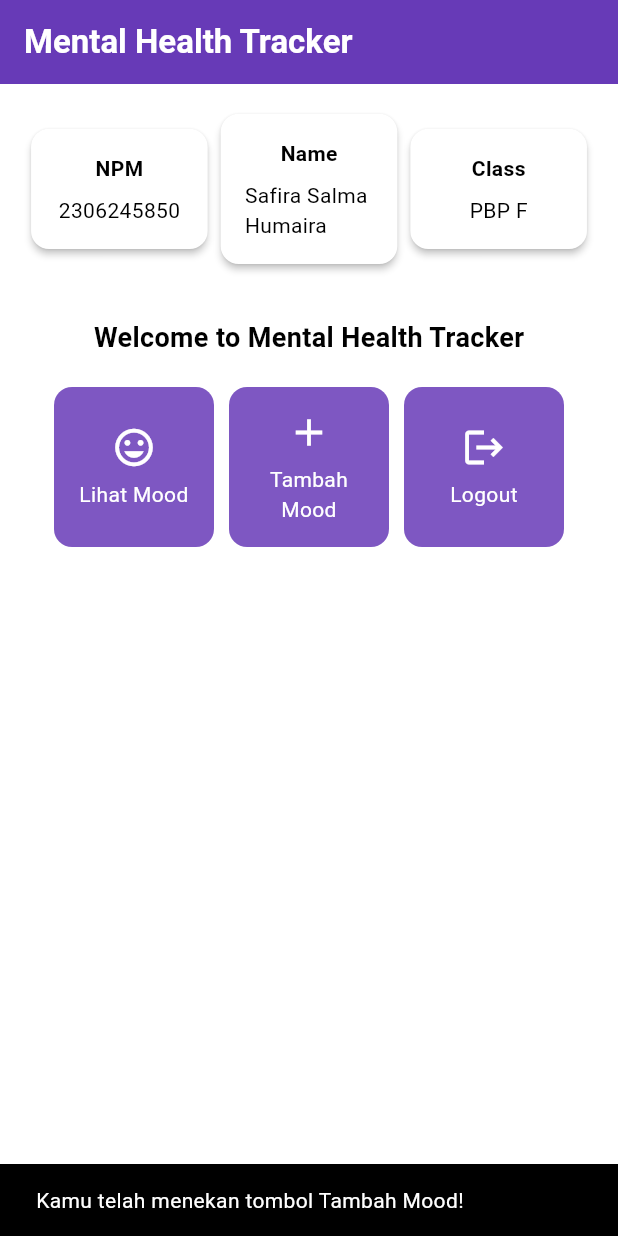
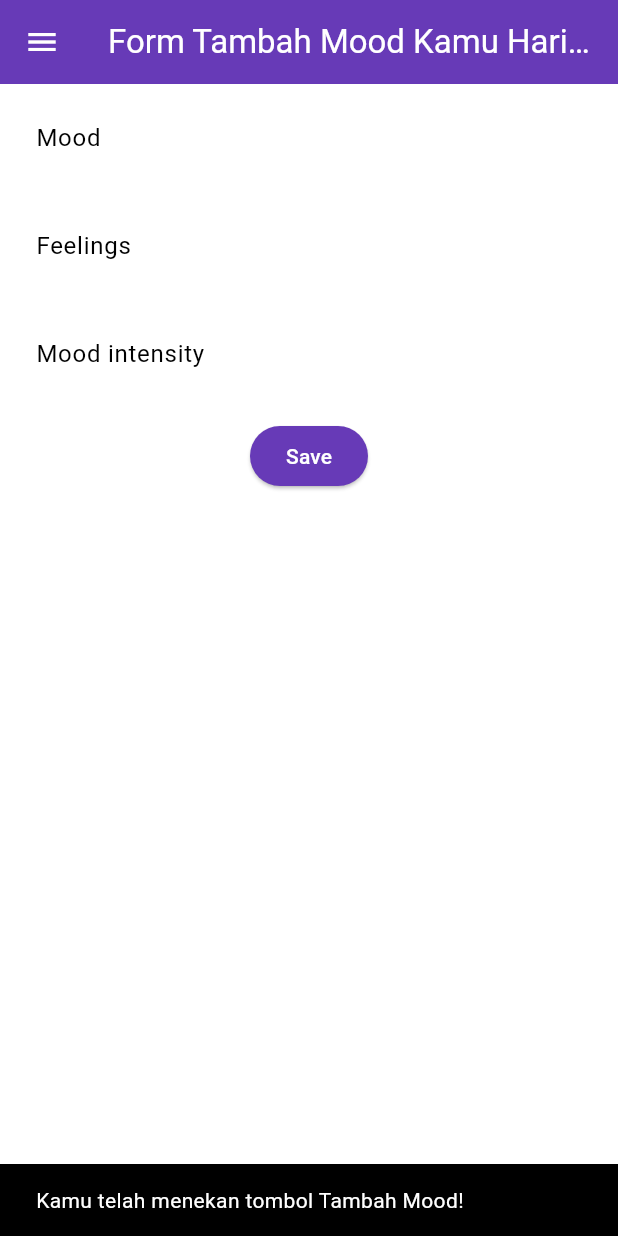
Before and after one commit to safirasalmahumaira/mental_health_tracker_mobile, a Flutter app: the screen it shows after launch, after a tap on "Tambah Mood", on a phone screen of 412 x 824 dp. Run offline on Flutter 3.47's test engine with Material 3 defaults, Android fonts, the phone set to English and light mode, and no system bars.

Commit message:
Tutorial 7

```diff
--- a/lib/main.dart
+++ b/lib/main.dart
@@ -1,5 +1,5 @@
 import 'package:flutter/material.dart';
-import 'package:mental_health_tracker/menu.dart';
+import 'package:mental_health_tracker/screens/menu.dart';
 
 void main() {
   runApp(const MyApp());
--- a/lib/menu.dart
+++ /dev/null
@@ -1,187 +0,0 @@
-import 'package:flutter/material.dart';
-
-class MyHomePage extends StatelessWidget {
-    MyHomePage({super.key});
-    final String npm = '2306245850'; // NPM
-    final String name = 'Safira Salma Humaira'; // Nama
-    final String className = 'PBP F'; // Kelas
-
-    final List<ItemHomepage> items = [
-         ItemHomepage("Lihat Mood", Icons.mood),
-         ItemHomepage("Tambah Mood", Icons.add),
-         ItemHomepage("Logout", Icons.logout),
-     ];
-
-     @override
-  Widget build(BuildContext context) {
-    // Scaffold menyediakan struktur dasar halaman dengan AppBar dan body.
-    return Scaffold(
-      // AppBar adalah bagian atas halaman yang menampilkan judul.
-      appBar: AppBar(
-        // Judul aplikasi "Mental Health Tracker" dengan teks putih dan tebal.
-        title: const Text(
-          'Mental Health Tracker',
-          style: TextStyle(
-            color: Colors.white,
-            fontWeight: FontWeight.bold,
-          ),
-        ),
-        // Warna latar belakang AppBar diambil dari skema warna tema aplikasi.
-        backgroundColor: Theme.of(context).colorScheme.primary,
-      ),
-      // Body halaman dengan padding di sekelilingnya.
-      body: Padding(
-        padding: const EdgeInsets.all(16.0),
-        // Menyusun widget secara vertikal dalam sebuah kolom.
-        child: Column(
-          crossAxisAlignment: CrossAxisAlignment.center,
-          children: [
-            // Row untuk menampilkan 3 InfoCard secara horizontal.
-            Row(
-              mainAxisAlignment: MainAxisAlignment.spaceEvenly,
-              children: [
-                InfoCard(title: 'NPM', content: npm),
-                InfoCard(title: 'Name', content: name),
-                InfoCard(title: 'Class', content: className),
-              ],
-            ),
-
-            // Memberikan jarak vertikal 16 unit.
-            const SizedBox(height: 16.0),
-
-            // Menempatkan widget berikutnya di tengah halaman.
-            Center(
-              child: Column(
-                // Menyusun teks dan grid item secara vertikal.
-
-                children: [
-                  // Menampilkan teks sambutan dengan gaya tebal dan ukuran 18.
-                  const Padding(
-                    padding: EdgeInsets.only(top: 16.0),
-                    child: Text(
-                      'Welcome to Mental Health Tracker',
-                      style: TextStyle(
-                        fontWeight: FontWeight.bold,
-                        fontSize: 18.0,
-                      ),
-                    ),
-                  ),
-
-                  // Grid untuk menampilkan ItemCard dalam bentuk grid 3 kolom.
-                  GridView.count(
-                    primary: true,
-                    padding: const EdgeInsets.all(20),
-                    crossAxisSpacing: 10,
-                    mainAxisSpacing: 10,
-                    crossAxisCount: 3,
-                    // Agar grid menyesuaikan tinggi kontennya.
-                    shrinkWrap: true,
-
-                    // Menampilkan ItemCard untuk setiap item dalam list items.
-                    children: items.map((ItemHomepage item) {
-                      return ItemCard(item);
-                    }).toList(),
-                  ),
-                ],
-              ),
-            ),
-          ],
-        ),
-      ),
-    );
-  }
-}
-
-class ItemCard extends StatelessWidget {
-  // Menampilkan kartu dengan ikon dan nama.
-
-  final ItemHomepage item;
-
-  const ItemCard(this.item, {super.key});
-
-  @override
-  Widget build(BuildContext context) {
-    return Material(
-      // Menentukan warna latar belakang dari tema aplikasi.
-      color: Theme.of(context).colorScheme.secondary,
-      // Membuat sudut kartu melengkung.
-      borderRadius: BorderRadius.circular(12),
-
-      child: InkWell(
-        // Aksi ketika kartu ditekan.
-        onTap: () {
-          // Menampilkan pesan SnackBar saat kartu ditekan.
-          ScaffoldMessenger.of(context)
-            ..hideCurrentSnackBar()
-            ..showSnackBar(
-              SnackBar(content: Text("Kamu telah menekan tombol ${item.name}!"))
-            );
-        },
-        // Container untuk menyimpan Icon dan Text
-        child: Container(
-          padding: const EdgeInsets.all(8),
-          child: Center(
-            child: Column(
-              // Menyusun ikon dan teks di tengah kartu.
-              mainAxisAlignment: MainAxisAlignment.center,
-              children: [
-                Icon(
-                  item.icon,
-                  color: Colors.white,
-                  size: 30.0,
-                ),
-                const Padding(padding: EdgeInsets.all(3)),
-                Text(
-                  item.name,
-                  textAlign: TextAlign.center,
-                  style: const TextStyle(color: Colors.white),
-                ),
-              ],
-            ),
-          ),
-        ),
-      ),
-    );
-  }
-
-}
-
-class InfoCard extends StatelessWidget {
-  // Kartu informasi yang menampilkan title dan content.
-
-  final String title;  // Judul kartu.
-  final String content;  // Isi kartu.
-
-  const InfoCard({super.key, required this.title, required this.content});
-
-  @override
-  Widget build(BuildContext context) {
-    return Card(
-      // Membuat kotak kartu dengan bayangan dibawahnya.
-      elevation: 2.0,
-      child: Container(
-        // Mengatur ukuran dan jarak di dalam kartu.
-        width: MediaQuery.of(context).size.width / 3.5, // menyesuaikan dengan lebar device yang digunakan.
-        padding: const EdgeInsets.all(16.0),
-        // Menyusun title dan content secara vertikal.
-        child: Column(
-          children: [
-            Text(
-              title,
-              style: const TextStyle(fontWeight: FontWeight.bold),
-            ),
-            const SizedBox(height: 8.0),
-            Text(content),
-          ],
-        ),
-      ),
-    );
-  }
-}
-
-class ItemHomepage {
-     final String name;
-     final IconData icon;
-
-     ItemHomepage(this.name, this.icon);
- }
--- /dev/null
+++ b/lib/screens/menu.dart
@@ -0,0 +1,131 @@
+import 'package:flutter/material.dart';
+import 'package:mental_health_tracker/widgets/left_drawer.dart';
+import 'package:mental_health_tracker/widgets/mood_card.dart';
+
+class MyHomePage extends StatelessWidget {
+    MyHomePage({super.key});
+    final String npm = '2306245850'; // NPM
+    final String name = 'Safira Salma Humaira'; // Nama
+    final String className = 'PBP F'; // Kelas
+
+    final List<ItemHomepage> items = [
+         ItemHomepage("Lihat Mood", Icons.mood),
+         ItemHomepage("Tambah Mood", Icons.add),
+         ItemHomepage("Logout", Icons.logout),
+    ];
+
+    @override
+    Widget build(BuildContext context) {
+      // Scaffold menyediakan struktur dasar halaman dengan AppBar dan body.
+      return Scaffold(
+        // AppBar adalah bagian atas halaman yang menampilkan judul.
+        appBar: AppBar(
+          // Judul aplikasi "Mental Health Tracker" dengan teks putih dan tebal.
+          title: const Text(
+            'Mental Health Tracker',
+              style: TextStyle(
+              color: Colors.white,
+              fontWeight: FontWeight.bold,
+            ),
+          ),
+
+          // Warna latar belakang AppBar diambil dari skema warna tema aplikasi.
+          backgroundColor: Theme.of(context).colorScheme.primary,
+          iconTheme: const IconThemeData(color: Colors.white),
+        ),
+        drawer: const LeftDrawer(),
+        // Body halaman dengan padding di sekelilingnya.
+        body: Padding(
+          padding: const EdgeInsets.all(16.0),
+          // Menyusun widget secara vertikal dalam sebuah kolom.
+          child: Column(
+            crossAxisAlignment: CrossAxisAlignment.center,
+            children: [
+              // Row untuk menampilkan 3 InfoCard secara horizontal.
+              Row(
+                mainAxisAlignment: MainAxisAlignment.spaceEvenly,
+                children: [
+                  InfoCard(title: 'NPM', content: npm),
+                  InfoCard(title: 'Name', content: name),
+                  InfoCard(title: 'Class', content: className),
+                ],
+              ),
+
+              // Memberikan jarak vertikal 16 unit.
+              const SizedBox(height: 16.0),
+
+              // Menempatkan widget berikutnya di tengah halaman.
+              Center(
+                child: Column(
+                  // Menyusun teks dan grid item secara vertikal.
+
+                  children: [
+                    // Menampilkan teks sambutan dengan gaya tebal dan ukuran 18.
+                    const Padding(
+                      padding: EdgeInsets.only(top: 16.0),
+                      child: Text(
+                        'Welcome to Mental Health Tracker',
+                        style: TextStyle(
+                          fontWeight: FontWeight.bold,
+                          fontSize: 18.0,
+                        ),
+                      ),
+                    ),
+
+                    // Grid untuk menampilkan ItemCard dalam bentuk grid 3 kolom.
+                    GridView.count(
+                      primary: true,
+                      padding: const EdgeInsets.all(20),
+                      crossAxisSpacing: 10,
+                      mainAxisSpacing: 10,
+                      crossAxisCount: 3,
+                      // Agar grid menyesuaikan tinggi kontennya.
+                      shrinkWrap: true,
+
+                      // Menampilkan ItemCard untuk setiap item dalam list items.
+                      children: items.map((ItemHomepage item) {
+                        return ItemCard(item);
+                      }).toList(),
+                    ),
+                  ],
+                ),
+              ),
+            ],
+          ),
+        ),
+      );
+    }
+}
+
+class InfoCard extends StatelessWidget {
+  // Kartu informasi yang menampilkan title dan content.
+
+  final String title;  // Judul kartu.
+  final String content;  // Isi kartu.
+
+  const InfoCard({super.key, required this.title, required this.content});
+
+  @override
+  Widget build(BuildContext context) {
+    return Card(
+      // Membuat kotak kartu dengan bayangan dibawahnya.
+      elevation: 2.0,
+      child: Container(
+        // Mengatur ukuran dan jarak di dalam kartu.
+        width: MediaQuery.of(context).size.width / 3.5, // menyesuaikan dengan lebar device yang digunakan.
+        padding: const EdgeInsets.all(16.0),
+        // Menyusun title dan content secara vertikal.
+        child: Column(
+          children: [
+            Text(
+              title,
+              style: const TextStyle(fontWeight: FontWeight.bold),
+            ),
+            const SizedBox(height: 8.0),
+            Text(content),
+          ],
+        ),
+      ),
+    );
+  }
+}
--- /dev/null
+++ b/lib/screens/moodentry_form.dart
@@ -0,0 +1,160 @@
+import 'package:flutter/material.dart';
+import 'package:mental_health_tracker/widgets/left_drawer.dart';
+
+class MoodEntryFormPage extends StatefulWidget {
+  const MoodEntryFormPage({super.key});
+
+  @override
+  State<MoodEntryFormPage> createState() => _MoodEntryFormPageState();
+}
+
+class _MoodEntryFormPageState extends State<MoodEntryFormPage> {
+  final _formKey = GlobalKey<FormState>();
+  String _mood = "";
+	String _feelings = "";
+	int _moodIntensity = 0;
+  @override
+  Widget build(BuildContext context) {
+    return Scaffold(
+      appBar: AppBar(
+        title: const Center(
+          child: Text(
+            'Form Tambah Mood Kamu Hari ini',
+          ),
+        ),
+        backgroundColor: Theme.of(context).colorScheme.primary,
+        foregroundColor: Colors.white,
+      ),
+      drawer: const LeftDrawer(),
+      body: Form(
+        key: _formKey,
+        child: SingleChildScrollView(
+          child: Column(
+            crossAxisAlignment: CrossAxisAlignment.start,
+            children: [
+              Padding(
+                padding: const EdgeInsets.all(8.0),
+                child: TextFormField(
+                  decoration: InputDecoration(
+                    hintText: "Mood",
+                    labelText: "Mood",
+                    border: OutlineInputBorder(
+                      borderRadius: BorderRadius.circular(5.0),
+                    ),
+                  ),
+                  onChanged: (String? value) {
+                    setState(() {
+                      _mood = value!;
+                    });
+                  },
+                  validator: (String? value) {
+                    if (value == null || value.isEmpty) {
+                      return "Mood tidak boleh kosong!";
+                    }
+                    return null;
+                  },
+                ),
+              ),
+              Padding(
+                padding: const EdgeInsets.all(8.0),
+                child: TextFormField(
+                  decoration: InputDecoration(
+                    hintText: "Feelings",
+                    labelText: "Feelings",
+                    border: OutlineInputBorder(
+                      borderRadius: BorderRadius.circular(5.0),
+                    ),
+                  ),
+                  onChanged: (String? value) {
+                    setState(() {
+                      _feelings = value!;
+                    });
+                  },
+                  validator: (String? value) {
+                    if (value == null || value.isEmpty) {
+                      return "Feelings tidak boleh kosong!";
+                    }
+                    return null;
+                  },
+                ),
+              ),
+              Padding(
+                padding: const EdgeInsets.all(8.0),
+                child: TextFormField(
+                  decoration: InputDecoration(
+                    hintText: "Mood intensity",
+                    labelText: "Mood intensity",
+                    border: OutlineInputBorder(
+                      borderRadius: BorderRadius.circular(5.0),
+                    ),
+                  ),
+                  onChanged: (String? value) {
+                    setState(() {
+                      _moodIntensity = int.tryParse(value!) ?? 0;
+                    });
+                  },
+                  validator: (String? value) {
+                    if (value == null || value.isEmpty) {
+                      return "Mood intensity tidak boleh kosong!";
+                    }
+                    if (int.tryParse(value) == null) {
+                      return "Mood intensity harus berupa angka!";
+                    }
+                    return null;
+                  },
+                ),
+              ),
+                Align(
+                alignment: Alignment.bottomCenter,
+                child: Padding(
+                  padding: const EdgeInsets.all(8.0),
+                  child: ElevatedButton(
+                    style: ButtonStyle(
+                      backgroundColor: MaterialStateProperty.all(
+                          Theme.of(context).colorScheme.primary),
+                    ),
+                    onPressed: () {
+                      if (_formKey.currentState!.validate()) {
+                        showDialog(
+                          context: context,
+                          builder: (context) {
+                            return AlertDialog(
+                              title: const Text('Mood berhasil tersimpan'),
+                              content: SingleChildScrollView(
+                                child: Column(
+                                  crossAxisAlignment: CrossAxisAlignment.start,
+                                  children: [
+                                    Text('Mood: $_mood'),
+                                    Text('Feelings: $_feelings'),
+                                    Text('Mood Intensity: $_moodIntensity'),
+                                  ],
+                                ),
+                              ),
+                              actions: [
+                                TextButton(
+                                  child: const Text('OK'),
+                                  onPressed: () {
+                                    Navigator.pop(context);
+                                    _formKey.currentState!.reset();
+                                  },
+                                ),
+                              ],
+                            );
+                          },
+                        );
+                      }
+                    },
+                    child: const Text(
+                      "Save",
+                      style: TextStyle(color: Colors.white),
+                    ),
+                  ),
+                ),
+              ),
+            ],
+          ),
+        ),
+      ),
+    );
+  }
+}
--- /dev/null
+++ b/lib/widgets/left_drawer.dart
@@ -0,0 +1,69 @@
+import 'package:flutter/material.dart';
+import 'package:mental_health_tracker/screens/menu.dart';
+import 'package:mental_health_tracker/screens/moodentry_form.dart';
+
+class LeftDrawer extends StatelessWidget {
+  const LeftDrawer({super.key});
+
+  @override
+  Widget build(BuildContext context) {
+    return Drawer(
+      child: ListView(
+        children: [
+          DrawerHeader(
+              decoration: BoxDecoration(
+              color: Theme.of(context).colorScheme.primary,
+            ),
+            child: const Column(
+              children: [
+                Text(
+                  'Mental Health Tracker',
+                  textAlign: TextAlign.center,
+                  style: TextStyle(
+                    fontSize: 24,
+                    fontWeight: FontWeight.bold,
+                    color: Colors.white,
+                  ),
+                ),
+                Padding(padding: EdgeInsets.all(8)),
+                Text(
+                  "Ayo jaga kesehatan mentalmu setiap hari disini!",
+                  style: TextStyle(
+                    fontSize: 15.0, // Ukuran font 15
+                    color: Colors.white, // Warna putih
+                    fontWeight: FontWeight.normal, // Weight biasa
+                  ),
+                  textAlign: TextAlign.center, // Center alignment
+                ),
+              ],
+            ),
+          ),
+          ListTile(
+            leading: const Icon(Icons.home_outlined),
+            title: const Text('Halaman Utama'),
+            onTap: () {
+              Navigator.pushReplacement(
+                context,
+                MaterialPageRoute(
+                  builder: (context) => MyHomePage(),
+                ),
+              );
+            },
+          ),
+          ListTile(
+            leading: const Icon(Icons.mood),
+            title: const Text('Tambah Mood'),
+            onTap: () {
+              Navigator.push(
+                context,
+                MaterialPageRoute(
+                  builder: (context) => MoodEntryFormPage(),
+                ),
+              );
+            },
+          ),
+        ],
+      ),
+    );
+  }
+}
--- /dev/null
+++ b/lib/widgets/mood_card.dart
@@ -0,0 +1,71 @@
+import 'package:flutter/material.dart';
+import 'package:mental_health_tracker/screens/moodentry_form.dart';
+
+class ItemHomepage {
+     final String name;
+     final IconData icon;
+
+     ItemHomepage(this.name, this.icon);
+ }
+
+ class ItemCard extends StatelessWidget {
+  // Menampilkan kartu dengan ikon dan nama.
+
+  final ItemHomepage item;
+
+  const ItemCard(this.item, {super.key});
+
+  @override
+  Widget build(BuildContext context) {
+    return Material(
+      // Menentukan warna latar belakang dari tema aplikasi.
+      color: Theme.of(context).colorScheme.secondary,
+      // Membuat sudut kartu melengkung.
+      borderRadius: BorderRadius.circular(12),
+
+      child: InkWell(
+        // Aksi ketika kartu ditekan.
+        // Area responsif terhadap sentuhan
+        onTap: () {
+          // Memunculkan SnackBar ketika diklik
+          ScaffoldMessenger.of(context)
+            ..hideCurrentSnackBar()
+            ..showSnackBar(SnackBar(
+                content: Text("Kamu telah menekan tombol ${item.name}!")));
+
+          // Navigate ke route yang sesuai (tergantung jenis tombol)
+          if (item.name == "Tambah Mood") {
+            Navigator.push(
+                  context,
+                  MaterialPageRoute(builder: (context) => const MoodEntryFormPage(),
+              ));
+          }
+        },
+        // Container untuk menyimpan Icon dan Text
+        child: Container(
+          padding: const EdgeInsets.all(8),
+          child: Center(
+            child: Column(
+              // Menyusun ikon dan teks di tengah kartu.
+              mainAxisAlignment: MainAxisAlignment.center,
+              children: [
+                Icon(
+                  item.icon,
+                  color: Colors.white,
+                  size: 30.0,
+                ),
+                const Padding(padding: EdgeInsets.all(3)),
+                Text(
+                  item.name,
+                  textAlign: TextAlign.center,
+                  style: const TextStyle(color: Colors.white),
+                ),
+              ],
+            ),
+          ),
+        ),
+      ),
+    );
+  }
+
+}
```
